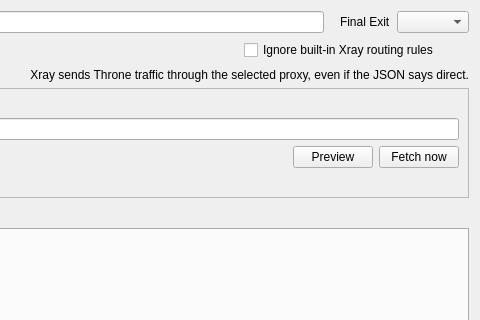
Above: include/ui/setting/RouteItem.ui from FizzVPN/Throne before the change; both pictures show x 520 to 1000 and y 0 to 320 of the 1000 by 680 pixel window. Below: the same form after it.
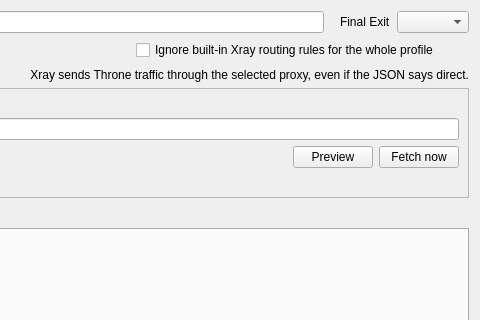
That is the form after the change.

Commit message:
Let routing rules choose whether to use Xray's own routes
Keep existing rules on the same exit. New rules can follow the custom JSON or use its selected proxy without changing how other traffic is routed.

Diff of the .ui file:
```diff
--- a/include/ui/setting/RouteItem.ui
+++ b/include/ui/setting/RouteItem.ui
@@ -71,7 +71,7 @@
      <item>
       <widget class="QCheckBox" name="ignoreXrayRoutingCheck">
        <property name="text">
-        <string>Ignore built-in Xray routing rules</string>
+          <string>Ignore built-in Xray routing rules for the whole profile</string>
        </property>
       </widget>
      </item>
```
The commit also changes 27 other files.
